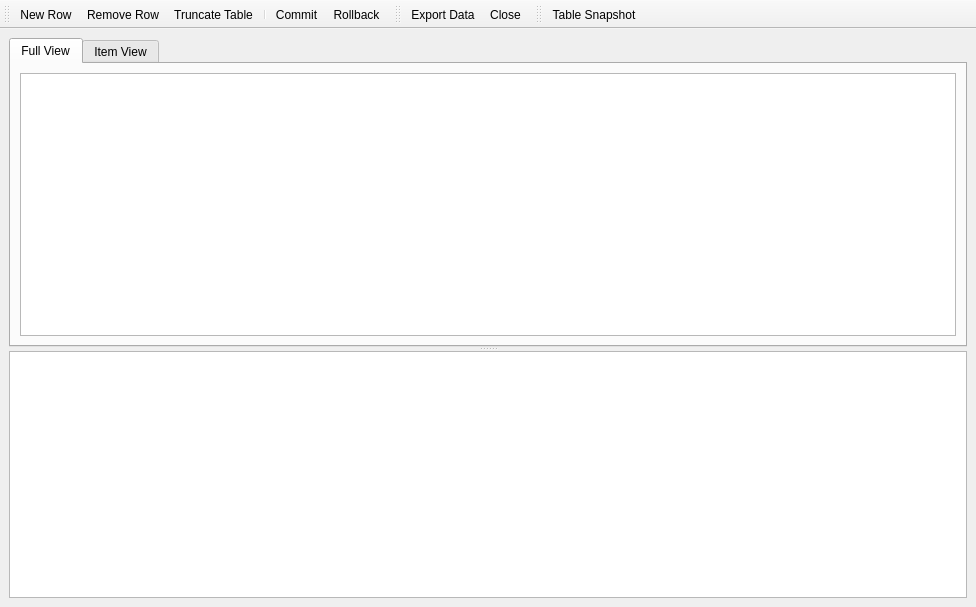
Qt form Sqliteman/sqliteman/dataviewer.ui (iamkjg/sqliteman) before a commit.
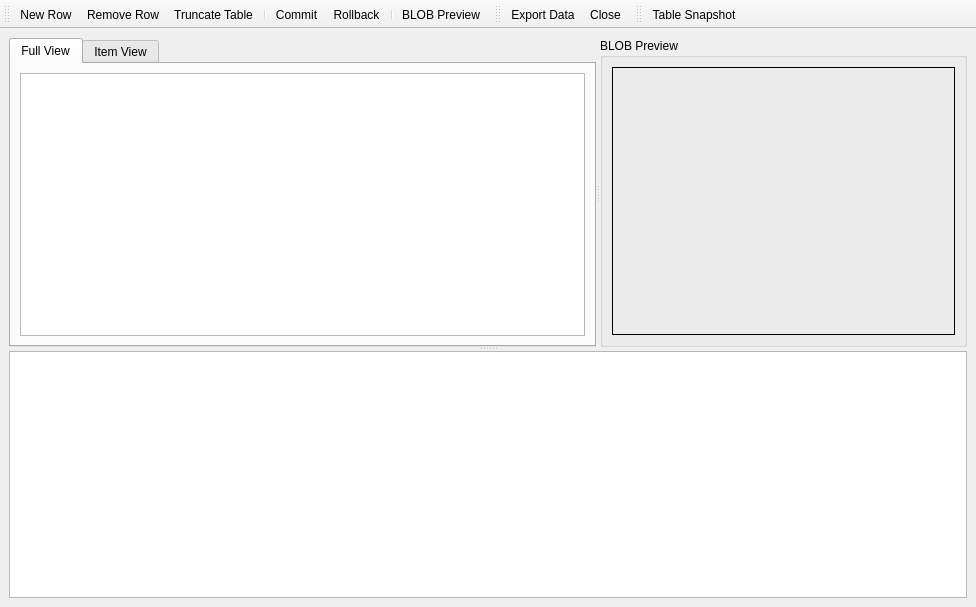
The same form after that commit. Custom widgets are drawn as their Qt base class.

Commit message: #5: blob data preview

The edit to the form file:
```diff
--- a/Sqliteman/sqliteman/dataviewer.ui
+++ b/Sqliteman/sqliteman/dataviewer.ui
@@ -19,6 +19,10 @@
       <property name="orientation" >
        <enum>Qt::Vertical</enum>
       </property>
+      <widget class="QSplitter" name="splitterBlob" >
+       <property name="orientation" >
+        <enum>Qt::Horizontal</enum>
+       </property>
       <widget class="QTabWidget" name="tabWidget" >
        <property name="currentIndex" >
         <number>0</number>
@@ -60,6 +64,33 @@
         </layout>
        </widget>
       </widget>
+       <widget class="QGroupBox" name="blobPreviewBox" >
+        <property name="title" >
+         <string>BLOB Preview</string>
+        </property>
+        <layout class="QGridLayout" >
+         <item row="0" column="0" >
+          <widget class="BlobPreviewWidget" name="blobPreview" >
+           <property name="minimumSize" >
+            <size>
+             <width>150</width>
+             <height>150</height>
+            </size>
+           </property>
+           <property name="frameShape" >
+            <enum>QFrame::Box</enum>
+           </property>
+           <property name="alignment" >
+            <set>Qt::AlignCenter</set>
+           </property>
+           <property name="wordWrap" >
+            <bool>true</bool>
+           </property>
+          </widget>
+         </item>
+        </layout>
+       </widget>
+      </widget>
       <widget class="QTextEdit" name="statusText" >
        <property name="minimumSize" >
         <size>
@@ -94,6 +125,8 @@
    <addaction name="separator" />
    <addaction name="actionCommit" />
    <addaction name="actionRollback" />
+   <addaction name="separator" />
+   <addaction name="actionBLOB_Preview" />
   </widget>
   <widget class="QToolBar" name="exportToolBar" >
    <property name="windowTitle" >
@@ -169,6 +202,14 @@
     <bool>false</bool>
    </property>
   </action>
+  <action name="actionBLOB_Preview" >
+   <property name="checkable" >
+    <bool>true</bool>
+   </property>
+   <property name="text" >
+    <string>BLOB Preview</string>
+   </property>
+  </action>
  </widget>
  <customwidgets>
   <customwidget>
@@ -177,6 +218,11 @@
    <header>sqlitemview.h</header>
    <container>1</container>
   </customwidget>
+  <customwidget>
+   <class>BlobPreviewWidget</class>
+   <extends>QLabel</extends>
+   <header>blobpreviewwidget.h</header>
+  </customwidget>
  </customwidgets>
  <resources>
   <include location="icons/icons.qrc" />
```
Left out of the diff: 2 changed lines with no effect on the pictures. Lines whose indentation alone changed are shown as unchanged. The commit also changes 9 other files.
